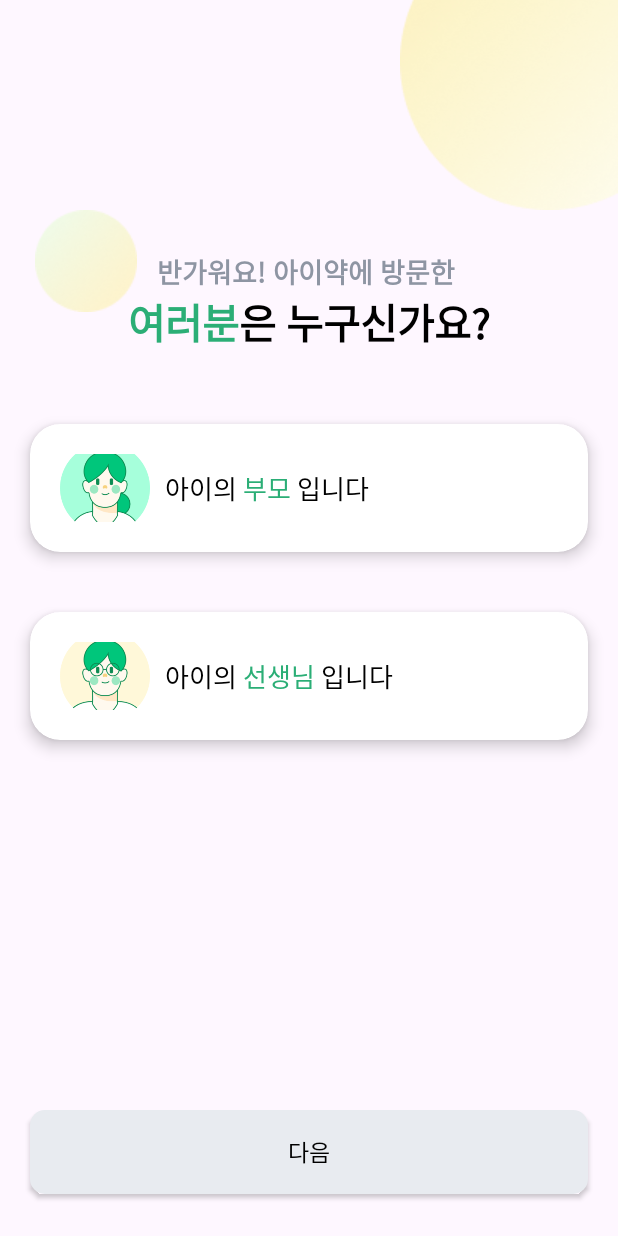
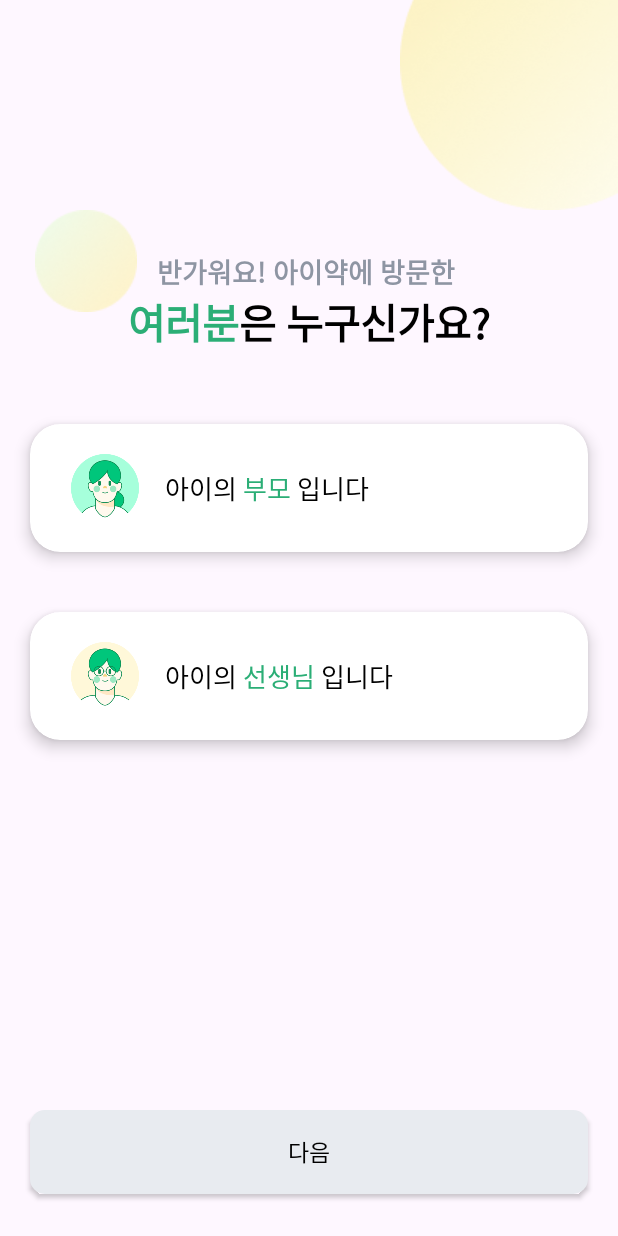
Before and after one commit to KusitmsHDmedi/HDmedi_Android, an Android app: the screen it shows after launch (OnBoardingActivity), on a phone screen of 412 x 824 dp. Run offline under Robolectric (Android 15) with nearby library versions, the phone set to English and light mode, and no system bars; our stand-ins replace data binding.

Commit message:
Fix. 아이콘 파일이 잘려서 보이는 문제 해결

```diff
--- a/app/src/main/res/layout/activity_on_boarding.xml
+++ b/app/src/main/res/layout/activity_on_boarding.xml
@@ -63,7 +63,7 @@
                 <ImageView
                     android:id="@+id/image"
                     android:layout_width="60dp"
-                    android:layout_height="60dp"
+                    android:layout_height="match_parent"
                     android:layout_marginEnd="10dp"
                     android:src="@drawable/ic_parent"/>
                 <TextView
@@ -99,9 +99,8 @@
                 android:padding="20dp">
                 <ImageView
                     android:layout_width="60dp"
-                    android:layout_height="60dp"
+                    android:layout_height="match_parent"
                     android:layout_marginEnd="10dp"
-                    android:scaleType="fitCenter"
                     android:src="@drawable/ic_teacher"
                     android:adjustViewBounds="true" />
                 <TextView
```
